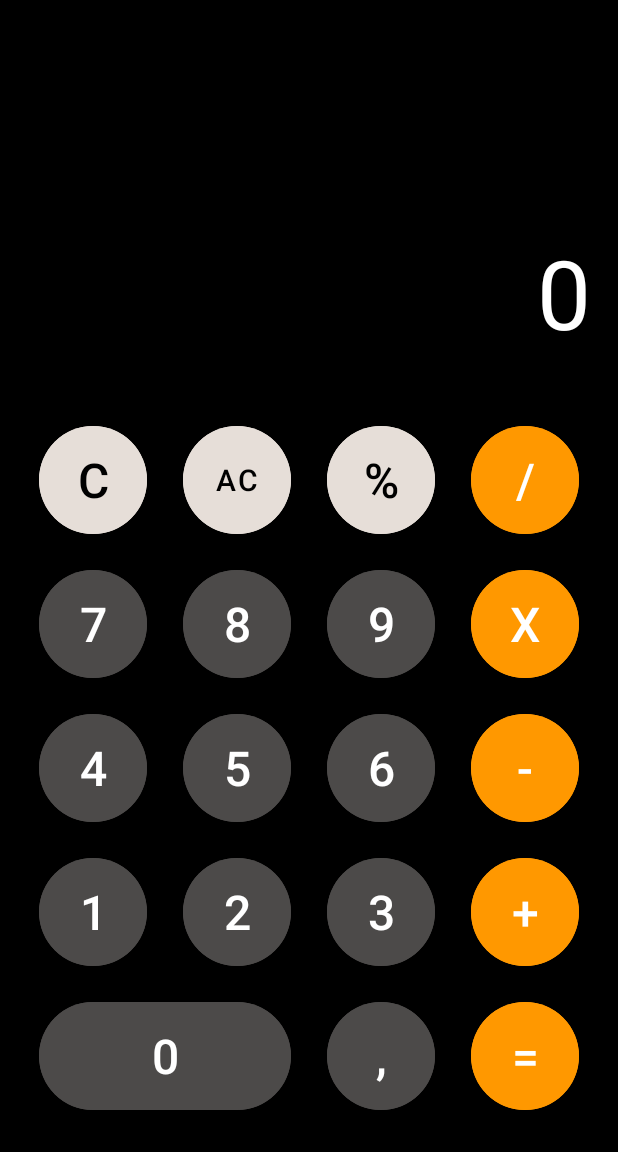
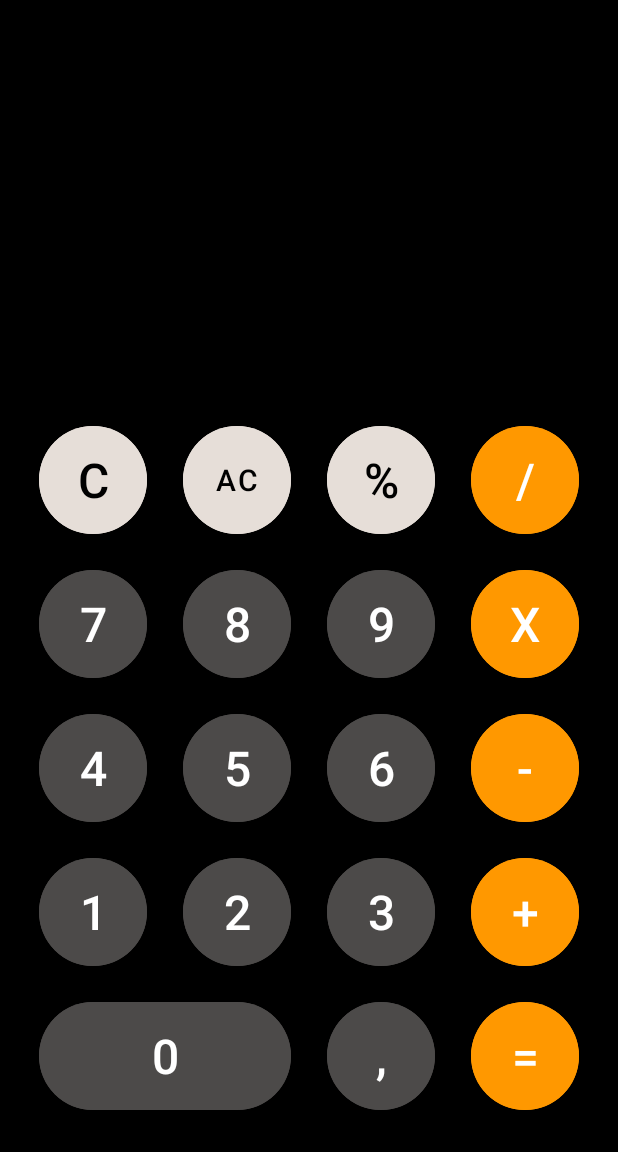
Before and after one commit to Longchuck/Caculator, an Android app: the screen it shows after launch (MainActivity), after a tap on an icon or button, on a phone screen of 412 x 824 dp, the part 84-1236 px from its top. Run offline under Robolectric (Android 15) with nearby library versions, the phone set to English and light mode, and no system bars.

Commit message:
Sửa lỗi phép tính sau khi nhấn "C"

```diff
--- a/app/src/main/java/com/example/caculator/MainActivity.java
+++ b/app/src/main/java/com/example/caculator/MainActivity.java
@@ -62,7 +62,7 @@ public class MainActivity extends AppCompatActivity implements View.OnClickListe
 
         if (buttonText.equals("C")){
             solutionTv.setText("");
-            resultTv.setText("0");
+            resultTv.setText("");
             currentNumber="";
             currentOperation="";
 
```
